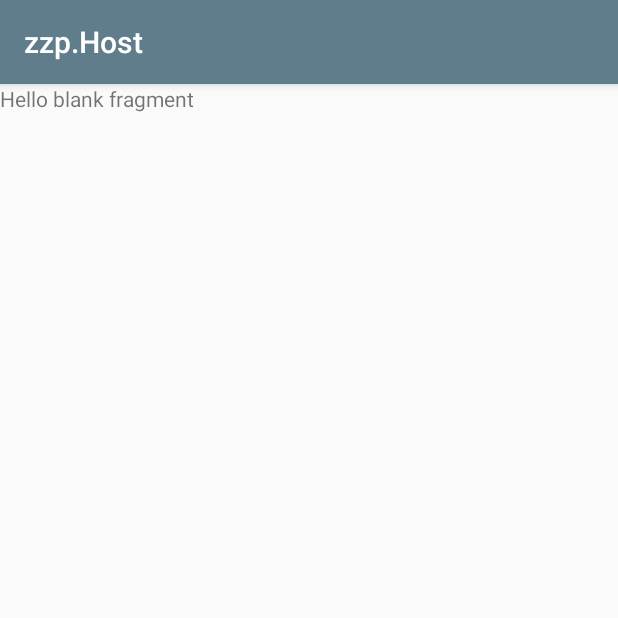
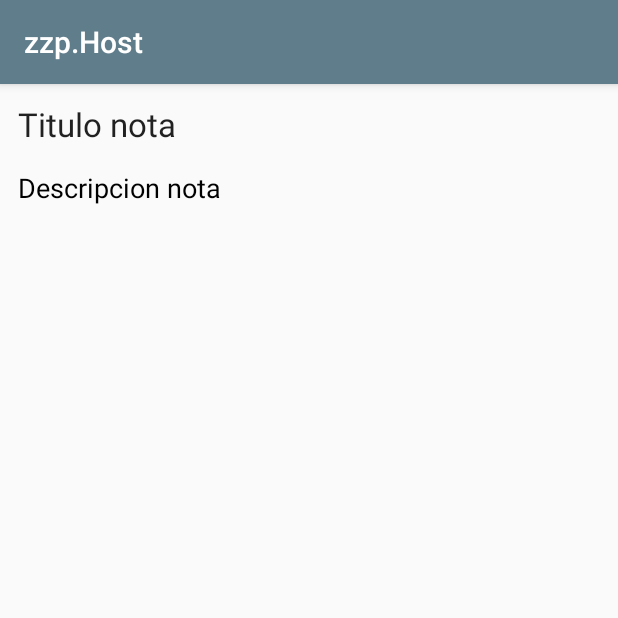
Before and after one commit to MrLubeck/Quicknotes, an Android app: the fragment vistaNotaFragment shown on its own in the app's theme, on a phone screen of 412 x 824 dp, the top half of it. Run offline under Robolectric (Android 15) with nearby library versions, the phone set to English and light mode, and no system bars.

Commit message:
Se realizan modificaciones a fragment y se revisa lo del Menu, revisar si jala

```diff
--- a/app/src/main/res/layout/fragment_vista_nota.xml
+++ b/app/src/main/res/layout/fragment_vista_nota.xml
@@ -1,13 +1,51 @@
-<FrameLayout xmlns:android="http://schemas.android.com/apk/res/android"
+<RelativeLayout xmlns:android="http://schemas.android.com/apk/res/android"
     xmlns:tools="http://schemas.android.com/tools"
+
     android:layout_width="match_parent"
     android:layout_height="match_parent"
-    tools:context="com.example.daniel.quicknotes.vistaNotaFragment">
+    android:paddingStart = "12dp"
+    android:paddingEnd = "12dp"
+    android:paddingTop = "12dp"
+    android:paddingBottom = "12dp"
+    tools:context="com.example.daniel.quicknotes.notaDetalleActivity"
+    >
 
-    <!-- TODO: Update blank fragment layout -->
-    <TextView
-        android:layout_width="match_parent"
-        android:layout_height="match_parent"
-        android:text="@string/hello_blank_fragment" />
+    <ScrollView
+        android:layout_width="wrap_content"
+        android:layout_height="wrap_content"
+        android:id="@+id/scrollNota"
 
-</FrameLayout>
+        >
+
+        <TextView
+            android:layout_width="wrap_content"
+            android:layout_height="wrap_content"
+            android:textAppearance="?android:attr/textAppearanceLarge"
+            android:text="Titulo nota"
+            android:id="@+id/verTituloNota"
+            />
+
+    </ScrollView>
+
+    <ScrollView
+        android:layout_width="wrap_content"
+        android:layout_height="wrap_content"
+        android:layout_below="@+id/scrollNota"
+        android:layout_alignParentBottom="true"
+        android:layout_alignParentEnd="true"
+        android:layout_alignParentStart="true"
+        android:layout_marginTop="15dp">
+
+        <TextView
+            android:layout_width="wrap_content"
+            android:layout_height="wrap_content"
+            android:textAppearance="?android:attr/textAppearanceLarge"
+            android:text="Descripcion nota"
+            android:textSize="18sp"
+            android:id="@+id/verDescripcionNota"
+            android:textColor="#000000"
+            />
+
+    </ScrollView>
+
+</RelativeLayout>
--- /dev/null
+++ b/app/src/main/res/menu/menu_main.xml
@@ -0,0 +1,4 @@
+<?xml version="1.0" encoding="utf-8"?>
+<menu xmlns:android="http://schemas.android.com/apk/res/android">
+
+</menu>
--- a/app/src/main/res/values/strings.xml
+++ b/app/src/main/res/values/strings.xml
@@ -23,7 +23,8 @@
     <string name="ordenamientoFecha">Fecha de creación</string>
     <string name="resultados">Resultados</string>
     <string name="configuracion">Configuración</string>
-    <string name="title_activity_pantalla_principal">Notes</string>
+    <string name="title_activity_pantalla_principal">Notas</string>
+    <string name="edit">Editar</string>
 
 
     <!-- TODO: Remove or change this placeholder text -->
```
Also changed, not shown: app/src/main/java/com/example/daniel/quicknotes/listaNotasFragment.java (+28 -2 lines), app/src/main/java/com/example/daniel/quicknotes/notaDetalleActivity.java (+8 -0 lines), app/src/main/res/menu/menu_pantalla.xml (added, +10 -0 lines), 1 other file.
